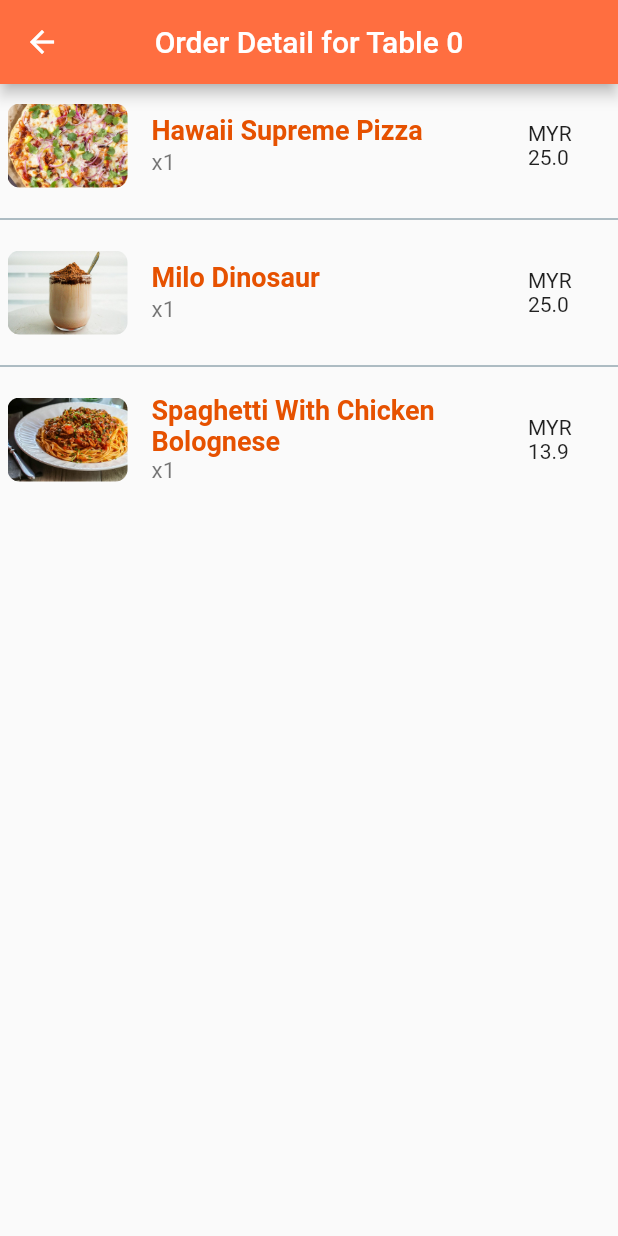
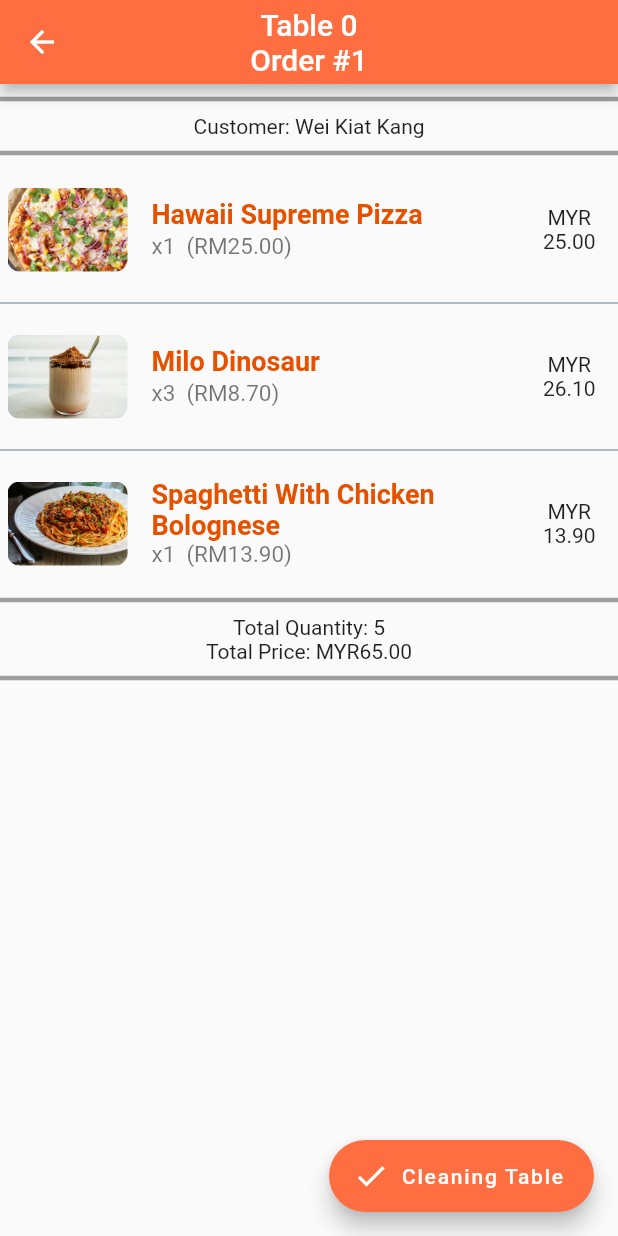
Before and after one commit to kelvenkee/food_app, a Flutter app: the TableOrderDetail screen opened directly with sample values from the repository, on a phone screen of 412 x 824 dp. Run offline on Flutter 3.47's test engine with Material 2 defaults, Android fonts, the phone set to English and light mode, and no system bars; our stand-ins replace badges, carousel_pro, splashscreen.

Commit message:
modify operation on viewing order details based on table number

```diff
--- a/lib/Menu/table_order_detail.dart
+++ b/lib/Menu/table_order_detail.dart
@@ -19,36 +19,10 @@ class _TableOrderDetailState extends State<TableOrderDetail> {
       appBar: AppBar(
         backgroundColor: Colors.deepOrangeAccent,
         centerTitle: true,
-        title: Text("Order Detail for Table " + widget._index.toString()),
+        title: appBarTitle(),
       ),
       body: buildTableListview(),
-    );
-  }
-
-  Future<void> _showTotal() async {
-    return showDialog<void>(
-      context: context,
-      barrierDismissible: false, // user must tap button!
-      builder: (BuildContext context) {
-        return AlertDialog(
-          title: Text('Total Price'),
-          content: SingleChildScrollView(
-            child: ListBody(
-              children: <Widget>[
-                Text(returnTotalAmount(widget._table.order.items)),
-              ],
-            ),
-          ),
-          actions: <Widget>[
-            FlatButton(
-              child: Text('OK'),
-              onPressed: () {
-                Navigator.of(context).pop();
-              },
-            ),
-          ],
-        );
-      },
+      floatingActionButton: actionbutton(),
     );
   }
 
@@ -61,12 +35,27 @@ class _TableOrderDetailState extends State<TableOrderDetail> {
 
   Widget buildTableListview() {
     if (widget._table.order != null) {
-      return ListView.separated(
+      return Column(
+        children: <Widget>[
+          Divider(
+            color: Colors.grey,
+            height: 20,
+            thickness: 3,
+            indent: 0,
+            endIndent: 0,
+          ),
+          Text("Customer: "+widget._table.order.customer.firstname+" "+widget._table.order.customer.lastname,textAlign: TextAlign.right,),
+           Divider(
+            color: Colors.grey,
+            height: 20,
+            thickness: 3,
+            indent: 0,
+            endIndent: 0,
+          ),
+          ListView.separated(
+            shrinkWrap: true,
             itemCount: widget._table.order.items.length,
             itemBuilder: (context, index) => ListTile(
-          onTap: () {
-            _showTotal();
-          },
               onLongPress: () {
                 deleteFood(widget._table.order.items[index]);
               },
@@ -76,10 +65,8 @@ class _TableOrderDetailState extends State<TableOrderDetail> {
                   width: 80.0,
                   child: ClipRRect(
                     borderRadius: BorderRadius.circular(8.0),
-              child: Image.asset(
-                  widget._table.order.items[index].fooditem.imageName,
-                  fit: BoxFit.cover,
-                  alignment: Alignment.center),
+                    child: Image.asset(widget._table.order.items[index].fooditem.imageName,
+                        fit: BoxFit.cover, alignment: Alignment.center),
                   ),
                 ),
               title: Text(widget._table.order.items[index].fooditem.foodName,
@@ -93,9 +80,12 @@ class _TableOrderDetailState extends State<TableOrderDetail> {
                     crossAxisAlignment: CrossAxisAlignment.start,
                     children: <Widget>[
                       Text(
-                    "x" + widget._table.order.items[index].quantity.toString(),
-                    // " Total is :" +
-                    // returnTotalAmount(orderItems),
+                        "x" +
+                            widget._table.order.items[index].quantity.toString() +
+                            "  (RM" +
+                            widget._table.order.items[index].fooditem.unitPrice
+                                .toStringAsFixed(2) +
+                            ")",
                         style: TextStyle(
                           color: Colors.black54,
                           fontSize: 15.0,
@@ -110,13 +100,35 @@ class _TableOrderDetailState extends State<TableOrderDetail> {
                   // this is the total price for each food , quantity * unit price
                   'MYR ' +
                       ((widget._table.order.items[index].fooditem.unitPrice *
-                          widget._table.order.items[index].quantity).toString()),
+                              widget._table.order.items[index].quantity)
+                          .toStringAsFixed(2)),textAlign: TextAlign.center,
                 ),
               ),
             ),
             separatorBuilder: (context, index) => Divider(
               color: Colors.blueGrey,
             ),
+          ),
+
+           Divider(
+            color: Colors.grey,
+            height: 20,
+            thickness: 3,
+            indent: 0,
+            endIndent: 0,
+          ),
+
+          Text("Total Quantity: "+widget._table.order.totalItem.toString(),textAlign: TextAlign.right,),
+          Text("Total Price: MYR"+widget._table.order.totalPrice.toStringAsFixed(2),textAlign: TextAlign.right,),
+           Divider(
+            color: Colors.grey,
+            height: 20,
+            thickness: 3,
+            indent: 0,
+            endIndent: 0,
+          ),
+        ],
+
       );
     } else if (widget._table.tableStatus == "Empty") {
       return Column(children: <Widget>[
@@ -180,13 +192,58 @@ class _TableOrderDetailState extends State<TableOrderDetail> {
               style: TextStyle(
                 color: Colors.black,
                 fontSize: 12,
-
               ),
             ),
-            onPressed: () => setState(() => widget._table.tableStatus = "Empty"),
+            onPressed: () {
+              setState(() {
+                widget._table.tableStatus = "Empty";
+                widget._table.tableImageName = "assets/table_green.png";
+              });
+              Navigator.of(context).pop(widget._table);
+            },
           )
         ],
       );
     }
   }
+
+  actionbutton() {
+    if (widget._table.tableStatus == "Occupied") {
+      return Stack(
+        children: <Widget>[
+          FloatingActionButton.extended(
+            onPressed: () {
+              setState(() {
+                widget._table.tableStatus = "Cleaning";
+                widget._table.tableImageName = "assets/table_yellow.png";
+
+                widget._table.order.orderStatus = "Completed";
+                widget._table.order = null;
+              });
+              Navigator.of(context).pop(widget._table);
+            },
+            label: Text('Cleaning Table'),
+            icon: Icon(Icons.done),
+            backgroundColor: Colors.deepOrangeAccent,
+          )
+        ],
+      );
+    } else {
+      return null;
     }
+  }
+
+  appBarTitle() {
+    if (widget._table.tableStatus == "Occupied") {
+      return Text(
+        "Table " +
+            widget._index.toString() +
+            "\nOrder #" +
+            widget._table.order.orderID.toString(),
+        textAlign: TextAlign.center,
+      );
+    } else {
+      return Text("Table " + widget._index.toString());
+    }
+  }
+}
--- a/lib/Menu/view_menu.dart
+++ b/lib/Menu/view_menu.dart
@@ -4,7 +4,7 @@ import 'package:food_app/Menu/edit_menu.dart';
 import 'package:food_app/constant.dart';
 import 'package:food_app/models/fooditem.dart';
 
-import 'create_menu.dart';
+
 
 class ViewMenu extends StatefulWidget {
   final List <FoodItem> _foodItems;
--- a/lib/models/order.dart
+++ b/lib/models/order.dart
@@ -6,14 +6,16 @@ class Order {
   String type; // either Dine In, Take Away, or Delivery
   String orderStatus; // either In Process or Completed
   Customer customer;
+  int orderID;
 
-  Order({this.items, this.type, this.customer, this.orderStatus});
+  Order({this.items, this.type, this.customer, this.orderStatus,this.orderID});
   Order.copy(Order from)
       : this(
             items: from.items.map((items) => OrderItem.copy(items)).toList(),
             type: from.type,
             customer: from.customer,
-            orderStatus: from.orderStatus);
+            orderStatus: from.orderStatus,
+            orderID:from.orderID);
 
   int get totalItem => (items.fold(0, (sum, item) => sum + item.quantity));
   double get totalPrice => (items.fold(
```
Also changed, not shown: lib/Menu/admin_page.dart (+14 -5 lines), lib/models/mockdata.dart (+13 -8 lines). Lines whose indentation alone changed are shown as unchanged.
